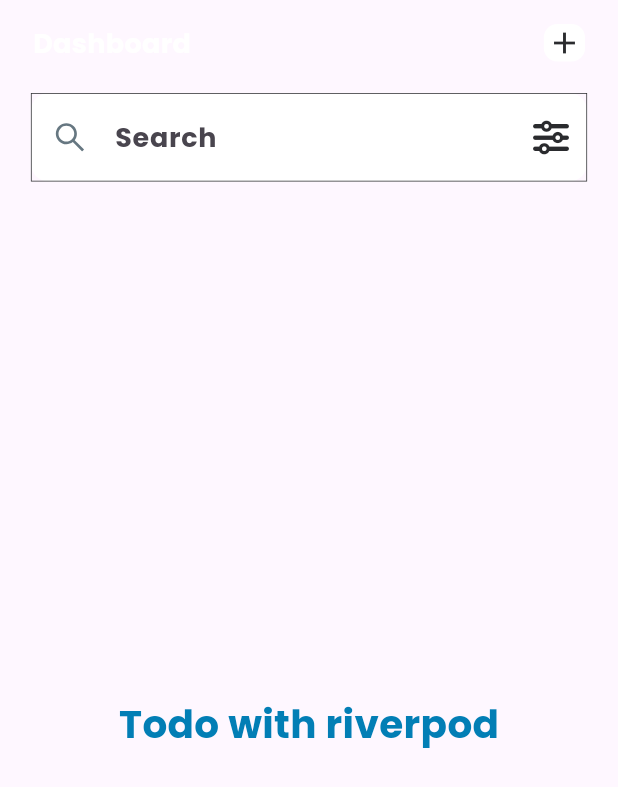
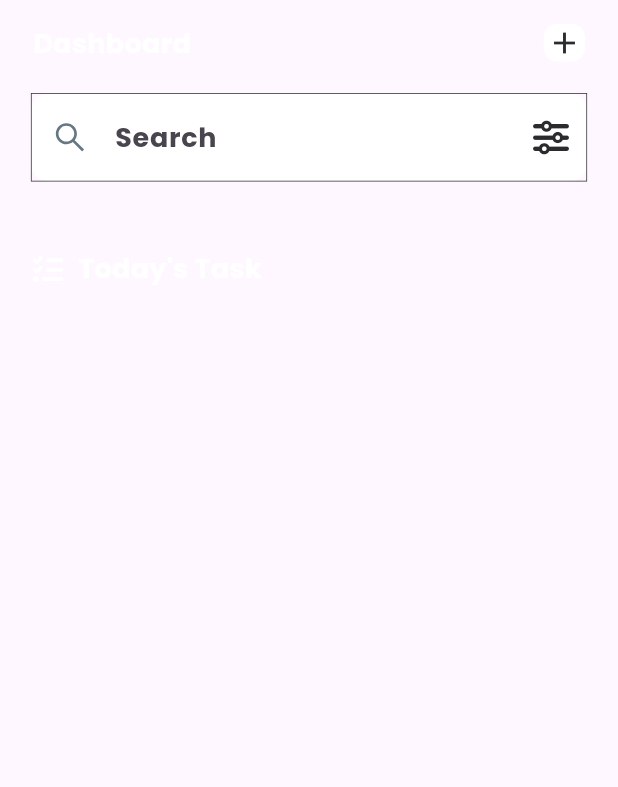
Before and after one commit to iHamza7/ToDo_Application, a Flutter app: the screen it shows after launch, on a phone screen of 412 x 824 dp. Shown: the top 787 px of the screen. Run offline on Flutter 3.47's test engine with Material 2 defaults, Android fonts, the phone set to English and light mode, and no system bars; our stand-ins replace country_picker, flutter_screenutil, flutter_vector_icons, google_fonts, hooks_riverpod, pinput and 1 more.

Commit message:
lib changed

```diff
--- a/lib/features/todo/pages/homepage.dart
+++ b/lib/features/todo/pages/homepage.dart
@@ -74,12 +74,30 @@
                 ],
               )),
         ),
-      body: Center(
-        child: ReusableText(
-          text: 'Todo with riverpod',
-          style: appstyle(26, AppConst.kBlueLight, FontWeight.bold),
+        body: SafeArea(
+            child: Padding(
+          padding: EdgeInsets.symmetric(horizontal: 20.w),
+          child: ListView(
+            children: [
+              const SizedBox(
+                height: 25,
               ),
+              Row(
+                children: [
+                  const Icon(
+                    FontAwesome.tasks,
+                    color: AppConst.kLight,
+                    size: 20,
                   ),
-    );
+                  const SizedBox(width: 10),
+                  ReusableText(
+                      text: "Today's Task",
+                      style: appstyle(18, AppConst.kLight, FontWeight.bold))
+                ],
+              ),
+              const SizedBox(height: 25),
+            ],
+          ),
+        )));
   }
 }
```
Lines whose indentation alone changed are shown as unchanged.
